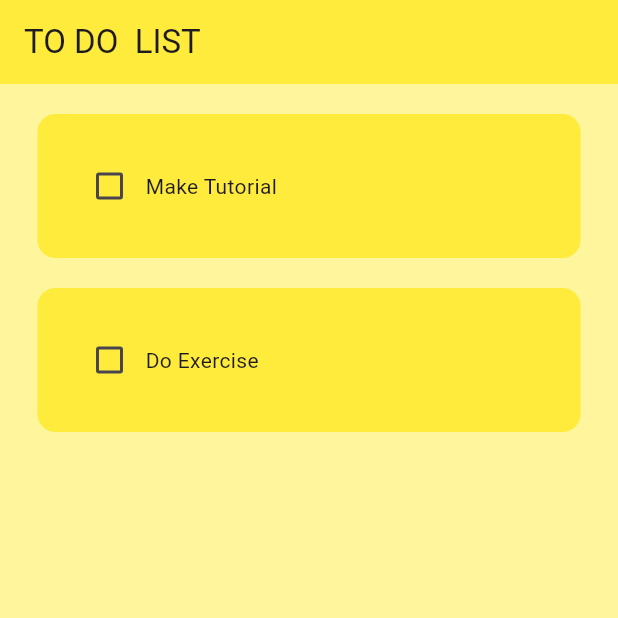
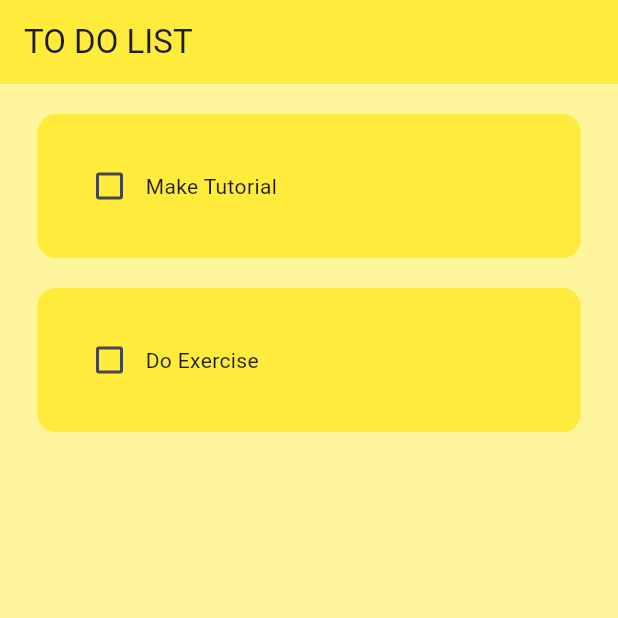
Before and after one commit to DAVID-da-coder/ToDo-App, a Flutter app: the screen it shows after launch, on a phone screen of 412 x 824 dp, the top half of it. Run offline on Flutter 3.47's test engine with Material 3 defaults, Android fonts, the phone set to English and light mode, and no system bars; drawn by our look-alikes of flutter_slidable; our stand-ins replace hive_flutter; accounts and stored records are empty.

```diff
--- a/lib/pages/home_page.dart
+++ b/lib/pages/home_page.dart
@@ -20,7 +20,7 @@ ToDoDataBase db = ToDoDataBase();
 @override
   void initState() {
     //if this is the first time opening app then create default data
-    if (_myBox.get("TODOLIST") == null){
+    if (_myBox.get("TODO LIST") == null){
       db.createInitialData();
     }else{
       //if data already exists data
@@ -81,7 +81,7 @@ final _controller = TextEditingController();
     return Scaffold(
       backgroundColor: Colors.yellow[200],
       appBar: AppBar(
-        title: const Text('TO DO  LIST'),
+        title: const Text('TO DO LIST'),
         elevation: 0,
         backgroundColor: Colors.yellow,
       ),
```
